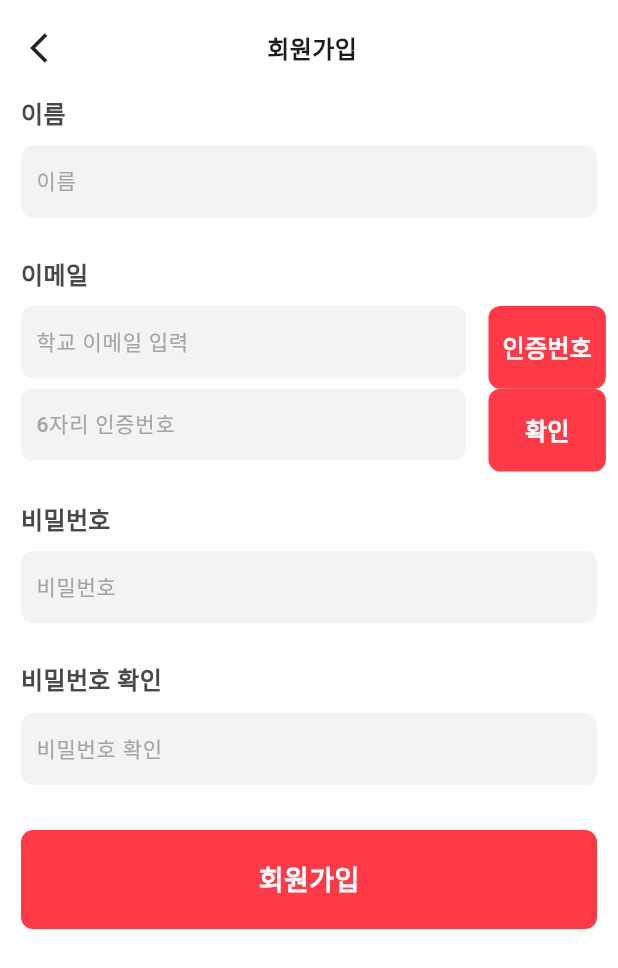
After one commit to DevKor-github/KUDOG-front, a Flutter app: the SignUpPageWidget screen opened directly, on a phone screen of 412 x 824 dp. The commit adds this screen. Shown: the top 968 px of the screen. Run offline on Flutter 3.47's test engine with Material 3 defaults, Android fonts, the phone set to English and light mode, and no system bars; our stand-ins replace dio, flutter_widget_from_html, shared_preferences; missing offline and left inert: dart:html; accounts and stored records are empty; Roboto replaces fonts that are missing (Pretendard).

Commit message:
Feat: 회원가입 페이지 완성

```diff
--- a/kudog/lib/main.dart
+++ b/kudog/lib/main.dart
@@ -1,6 +1,7 @@
 import 'package:flutter/material.dart';
 import 'package:kudog/pages/NavigationPage.dart';
 import 'package:kudog/pages/auth/LoginPage.dart';
+import 'package:kudog/pages/auth/SignUpPage.dart';
 import 'package:kudog/pages/home/SetFilterPage.dart';
 import 'package:kudog/pages/home/ViewHomePage.dart';
 import 'package:kudog/service/CategoryService.dart';
--- a/kudog/lib/pages/auth/LoginPage.dart
+++ b/kudog/lib/pages/auth/LoginPage.dart
@@ -1,6 +1,7 @@
 import 'package:flutter/material.dart';
 import 'package:kudog/etc/Colors.dart';
 import 'package:kudog/model/AuthModel.dart';
+import 'package:kudog/pages/auth/SignUpPage.dart';
 import 'package:kudog/service/SignInService.dart';
 import 'package:provider/provider.dart';
 
@@ -69,35 +70,14 @@ class _LoginPageWidgetState extends State<LoginPageWidget> {
                   )),
               Container(
                 child: Column(children: [
-                  LoginForm(controller: emailController, hint: "이메일"),
-                  LoginForm(controller: passwordController, hint: "비밀번호"),
-                  GestureDetector(
-                      onTap: () {},
-                      child: Container(
-                        margin: EdgeInsets.only(top: 4),
-                        height: MediaQuery.of(context).size.height * 0.08,
-                        decoration: ShapeDecoration(
-                          color: Color(0xFFFF3A46),
-                          shape: RoundedRectangleBorder(
-                              borderRadius: BorderRadius.circular(8)),
+                  InputForm(
+                    controller: emailController,
+                    hint: "이메일",
+                    ratio: 1,
                   ),
-                        child: Row(
-                          mainAxisAlignment: MainAxisAlignment.center,
-                          crossAxisAlignment: CrossAxisAlignment.center,
-                          children: [
-                            Text(
-                              '로그인',
-                              textAlign: TextAlign.center,
-                              style: TextStyle(
-                                color: Colors.white,
-                                fontSize: 18,
-                                fontFamily: 'Pretendard',
-                                fontWeight: FontWeight.w600,
-                              ),
-                            ),
-                          ],
-                        ),
-                      )),
+                  InputForm(
+                      controller: passwordController, hint: "비밀번호", ratio: 1),
+                  clickButton(text: "로그인"),
                   Container(
                       margin: EdgeInsets.only(top: 10),
                       width: 120,
@@ -124,7 +104,15 @@ class _LoginPageWidgetState extends State<LoginPageWidget> {
                               fontWeight: FontWeight.w400,
                             ),
                           ),
-                          Text(
+                          GestureDetector(
+                              onTap: () {
+                                Navigator.push(
+                                    context,
+                                    MaterialPageRoute(
+                                        builder: (context) =>
+                                            SignUpPageWidget()));
+                              },
+                              child: Text(
                                 '회원가입',
                                 textAlign: TextAlign.center,
                                 style: TextStyle(
@@ -134,9 +122,9 @@ class _LoginPageWidgetState extends State<LoginPageWidget> {
                                   fontWeight: FontWeight.w400,
                                   height: 0.15,
                                 ),
-                          )
+                              ))
                         ],
-                      ))
+                      )),
                 ]),
               )
             ],
@@ -145,12 +133,18 @@ class _LoginPageWidgetState extends State<LoginPageWidget> {
   }
 }
 
-class LoginForm extends StatelessWidget {
-  const LoginForm({super.key, required this.controller, required this.hint});
+class InputForm extends StatelessWidget {
+  const InputForm(
+      {super.key,
+      required this.controller,
+      required this.hint,
+      required this.ratio});
   final TextEditingController controller;
   final String hint;
+  final double ratio;
   Widget build(BuildContext context) {
     return Container(
+        width: MediaQuery.of(context).size.width * ratio,
         padding: EdgeInsets.only(left: 10),
         margin: EdgeInsets.only(bottom: 6),
         decoration: BoxDecoration(
@@ -174,3 +168,37 @@ class LoginForm extends StatelessWidget {
         ));
   }
 }
+
+class clickButton extends StatelessWidget {
+  const clickButton({super.key, required this.text});
+  final String text;
+  Widget build(BuildContext context) {
+    return GestureDetector(
+        onTap: () {},
+        child: Container(
+          margin: EdgeInsets.only(top: 4),
+          height: MediaQuery.of(context).size.height * 0.08,
+          decoration: ShapeDecoration(
+            color: Color(0xFFFF3A46),
+            shape:
+                RoundedRectangleBorder(borderRadius: BorderRadius.circular(8)),
+          ),
+          child: Row(
+            mainAxisAlignment: MainAxisAlignment.center,
+            crossAxisAlignment: CrossAxisAlignment.center,
+            children: [
+              Text(
+                text,
+                textAlign: TextAlign.center,
+                style: TextStyle(
+                  color: Colors.white,
+                  fontSize: 18,
+                  fontFamily: 'Pretendard',
+                  fontWeight: FontWeight.w600,
+                ),
+              ),
+            ],
+          ),
+        ));
+  }
+}
--- /dev/null
+++ b/kudog/lib/pages/auth/SignUpPage.dart
@@ -0,0 +1,190 @@
+import 'package:flutter/material.dart';
+import 'package:kudog/etc/Colors.dart';
+import 'package:kudog/model/AuthModel.dart';
+import 'package:kudog/pages/auth/LoginPage.dart';
+import 'package:kudog/service/SignInService.dart';
+import 'package:provider/provider.dart';
+import 'package:provider/single_child_widget.dart';
+
+class SignUpPageWidget extends StatefulWidget {
+  const SignUpPageWidget({Key? key}) : super(key: key);
+
+  @override
+  _SignUpPageWidgetState createState() => _SignUpPageWidgetState();
+}
+
+class _SignUpPageWidgetState extends State<SignUpPageWidget> {
+  final scaffoldKey = GlobalKey<ScaffoldState>();
+
+  TextEditingController nameController = TextEditingController();
+  TextEditingController emailController = TextEditingController();
+  TextEditingController codeController = TextEditingController();
+  TextEditingController pwController = TextEditingController();
+  TextEditingController pwConfirmController = TextEditingController();
+
+  @override
+  void initState() {
+    super.initState();
+  }
+
+  @override
+  void dispose() {
+    super.dispose();
+  }
+
+  @override
+  Widget build(BuildContext context) {
+    return Scaffold(
+        backgroundColor: Colors.white,
+        body: Column(
+          children: [
+            Container(
+                color: Colors.white,
+                padding: EdgeInsets.all(20),
+                child: Row(
+                  mainAxisAlignment: MainAxisAlignment.spaceBetween,
+                  children: [
+                    GestureDetector(
+                        child: Icon(Icons.arrow_back_ios),
+                        onTap: () {
+                          Navigator.pop(context);
+                        }),
+                    Text("회원가입",
+                        style: TextStyle(
+                          fontSize: 16,
+                          fontWeight: FontWeight.w600,
+                        )),
+                    Container(width: 20)
+                  ],
+                )),
+            Container(
+                margin: EdgeInsets.only(left: 14, right: 14),
+                child: Column(
+                  children: [
+                    signUpForm(
+                        headText: "이름",
+                        hintText: "이름",
+                        controller: nameController),
+                    Container(
+                      margin: EdgeInsets.only(bottom: 20),
+                      child: Column(
+                          crossAxisAlignment: CrossAxisAlignment.start,
+                          children: [
+                            Container(
+                              margin: EdgeInsets.only(bottom: 10),
+                              child: Text(
+                                '이메일',
+                                textAlign: TextAlign.center,
+                                style: TextStyle(
+                                  color: Color(0xFF484848),
+                                  fontSize: 16,
+                                  fontFamily: 'Pretendard',
+                                  fontWeight: FontWeight.w600,
+                                ),
+                              ),
+                            ),
+                            Row(
+                              crossAxisAlignment: CrossAxisAlignment.start,
+                              children: [
+                                InputForm(
+                                    controller: emailController,
+                                    hint: "학교 이메일 입력",
+                                    ratio: 0.72),
+                                smallClickButton(text: "인증번호")
+                              ],
+                            ),
+                            Row(
+                              crossAxisAlignment: CrossAxisAlignment.start,
+                              children: [
+                                InputForm(
+                                    controller: emailController,
+                                    hint: "6자리 인증번호",
+                                    ratio: 0.72),
+                                smallClickButton(text: "확인")
+                              ],
+                            ),
+                          ]),
+                    ),
+                    signUpForm(
+                        headText: "비밀번호",
+                        hintText: "비밀번호",
+                        controller: pwController),
+                    signUpForm(
+                        headText: "비밀번호 확인",
+                        hintText: "비밀번호 확인",
+                        controller: pwConfirmController),
+                    clickButton(text: "회원가입")
+                  ],
+                ))
+          ],
+        ));
+  }
+}
+
+class signUpForm extends StatelessWidget {
+  const signUpForm(
+      {super.key,
+      required this.headText,
+      required this.hintText,
+      required this.controller});
+  final String headText;
+  final String hintText;
+  final TextEditingController controller;
+  Widget build(BuildContext context) {
+    return Container(
+      margin: EdgeInsets.only(bottom: 20),
+      child: Column(crossAxisAlignment: CrossAxisAlignment.start, children: [
+        Container(
+          margin: EdgeInsets.only(bottom: 10),
+          child: Text(
+            headText,
+            textAlign: TextAlign.center,
+            style: TextStyle(
+              color: Color(0xFF484848),
+              fontSize: 16,
+              fontFamily: 'Pretendard',
+              fontWeight: FontWeight.w600,
+            ),
+          ),
+        ),
+        InputForm(controller: controller, hint: hintText, ratio: 1)
+      ]),
+    );
+  }
+}
+
+class smallClickButton extends StatelessWidget {
+  const smallClickButton({super.key, required this.text});
+  final String text;
+  Widget build(BuildContext context) {
+    return GestureDetector(
+        onTap: () {},
+        child: Container(
+          margin: EdgeInsets.only(left: 15),
+          // padding: EdgeInsets.only(left: 16, right: 16),
+          width: MediaQuery.of(context).size.width * 0.19,
+          height: MediaQuery.of(context).size.height * 0.067,
+          decoration: ShapeDecoration(
+            color: Color(0xFFFF3A46),
+            shape:
+                RoundedRectangleBorder(borderRadius: BorderRadius.circular(8)),
+          ),
+          child: Row(
+            mainAxisAlignment: MainAxisAlignment.center,
+            crossAxisAlignment: CrossAxisAlignment.center,
+            children: [
+              Text(
+                text,
+                textAlign: TextAlign.center,
+                style: TextStyle(
+                  color: Colors.white,
+                  fontSize: 16,
+                  fontFamily: 'Pretendard',
+                  fontWeight: FontWeight.w600,
+                ),
+              ),
+            ],
+          ),
+        ));
+  }
+}
```
Lines whose indentation alone changed are shown as unchanged.
